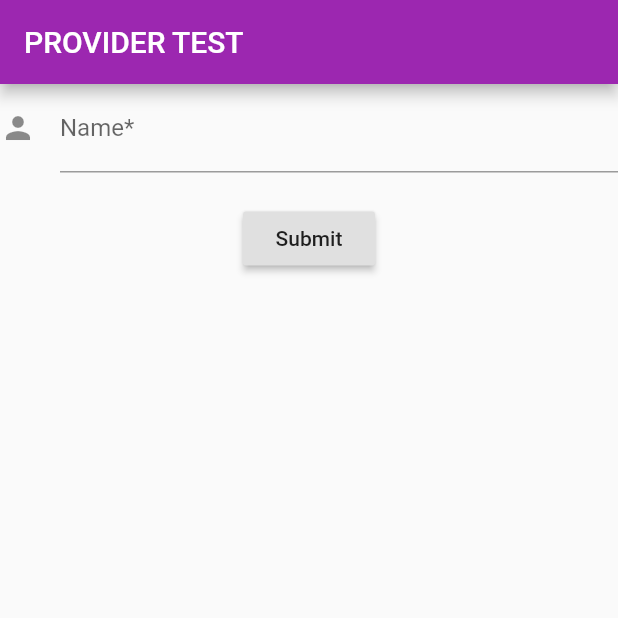
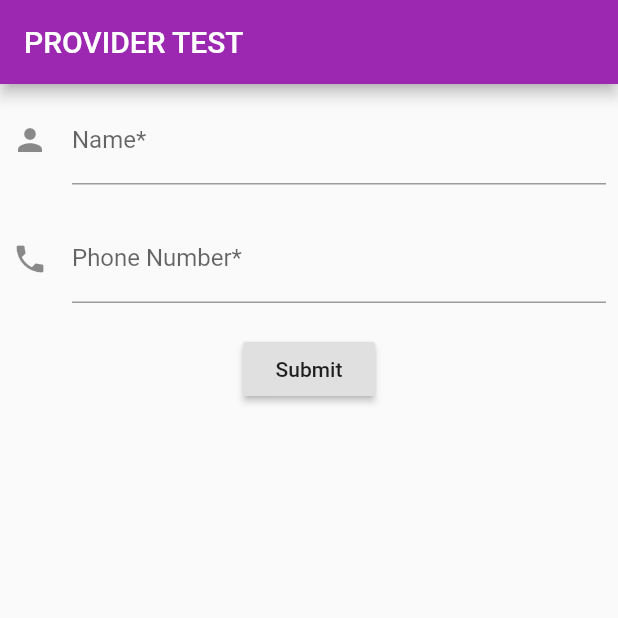
Before and after one commit to IshtiaqAhmadRion/provider_test_3, a Flutter app: the screen it shows after launch, on a phone screen of 412 x 824 dp, the top half of it. Run offline on Flutter 3.47's test engine with Material 2 defaults, Android fonts, the phone set to English and light mode, and no system bars.

Commit message:
change notifier provider

```diff
--- a/lib/home/home_page.dart
+++ b/lib/home/home_page.dart
@@ -1,6 +1,10 @@
 import 'package:flutter/material.dart';
+import 'package:provider/provider.dart';
+import 'package:provider_test_3/providers/1st_provider.dart';
+import 'package:provider_test_3/second_screen/second_screen.dart';
 
 class FirstPage extends StatefulWidget {
+  static const routeName = '/Home';
   FirstPage({Key? key}) : super(key: key);
 
   @override
@@ -9,8 +13,12 @@ class FirstPage extends StatefulWidget {
 
 class _FirstPageState extends State<FirstPage> {
   final nameKey = GlobalKey<FormState>();
+  final phoneKey = GlobalKey<FormState>();
+  final nameController = TextEditingController();
+  final numberController = TextEditingController();
   @override
   Widget build(BuildContext context) {
+    final providerData = Provider.of<UserDetails>(context);
     return Scaffold(
         appBar: AppBar(
           backgroundColor: Colors.purple,
@@ -21,13 +29,18 @@ class _FirstPageState extends State<FirstPage> {
             ),
           ),
         ),
-        body: Column(
+        body: Padding(
+          padding: const EdgeInsets.all(8.0),
+          child: Column(
             children: [
+              //Name From
               Form(
                 key: nameKey,
                 child: TextFormField(
-                decoration:
-                InputDecoration(
+                  //controller: nameController,
+
+                  keyboardType: TextInputType.name,
+                  decoration: InputDecoration(
                       hintText: 'Your Name',
                       icon: Icon(Icons.person),
                       labelText: 'Name*'),
@@ -36,34 +49,47 @@ class _FirstPageState extends State<FirstPage> {
                         ? 'Do not use the @ char.'
                         : null;
                   },
+                  onChanged: (text) {
+                    providerData.name = text.toString();
+                  },
                 ),
               ),
-            SizedBox(height: 20,),
+              SizedBox(
+                height: 20,
+              ),
+              Form(
+                key: phoneKey,
+                child: TextFormField(
+                  controller: numberController,
+                  keyboardType: TextInputType.number,
+                  decoration: InputDecoration(
+                      hintText: 'Please Enter Your Phone Number ',
+                      icon: Icon(Icons.phone),
+                      labelText: 'Phone Number*'),
+                  validator: (String? value) {
+                    return (value != null && value.contains('@'))
+                        ? 'Do not use the @ char.'
+                        : null;
+                  },
+                  onChanged: (num) {
+                    providerData.number = int.parse(num);
+                  },
+                ),
+              ),
+
+              SizedBox(
+                height: 20,
+              ),
 
               // ignore: deprecated_member_use
               RaisedButton(
                   child: Text("Submit"),
                   onPressed: () {
                     nameKey.currentState!.validate();
+                    Navigator.pushNamed(context, (SecondScreen.routeName));
                   })
-
-            // TextFormField(
-            //   decoration: const InputDecoration(
-            //     icon: Icon(Icons.person),
-            //     hintText: 'What do people call you?',
-            //     labelText: 'Name *',
-            //   ),
-            //   onSaved: (String? value) {
-            //     // This optional block of code can be used to run
-            //     // code when the user saves the form.
-            //   },
-            //   validator: (String? value) {
-            //     return (value != null && value.contains('@'))
-            //         ? 'Do not use the @ char.'
-            //         : null;
-            //   },
-            // )
             ],
+          ),
         ));
   }
 }
--- a/lib/providers/1st_provider.dart
+++ b/lib/providers/1st_provider.dart
@@ -1,5 +1,6 @@
 import 'package:flutter/cupertino.dart';
 
 class UserDetails with ChangeNotifier {
-
+  var name;
+  var number;
 }
```
Also changed, not shown: lib/main.dart (+13 -2 lines), lib/second_screen/second_screen.dart (added, +31 -0 lines), pubspec.yaml (+1 -9 lines), pubspec.lock. Lines whose indentation alone changed are shown as unchanged.
